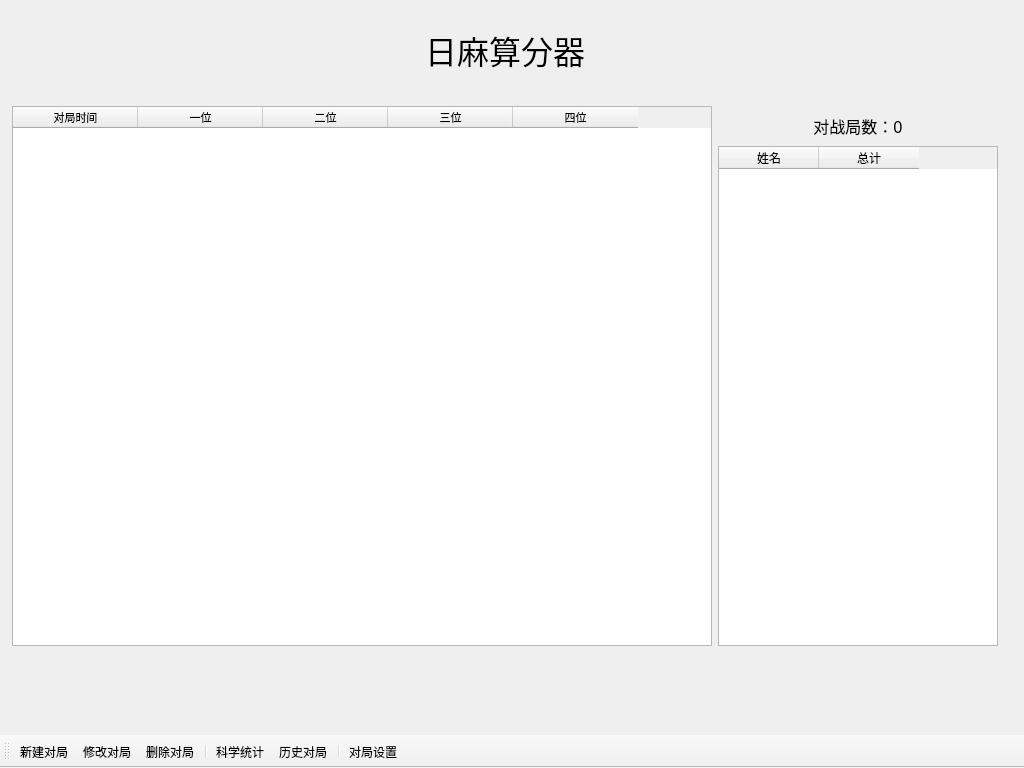
Qt form UI/mainwindow.ui (JikanHou/MajCalc) before a commit.
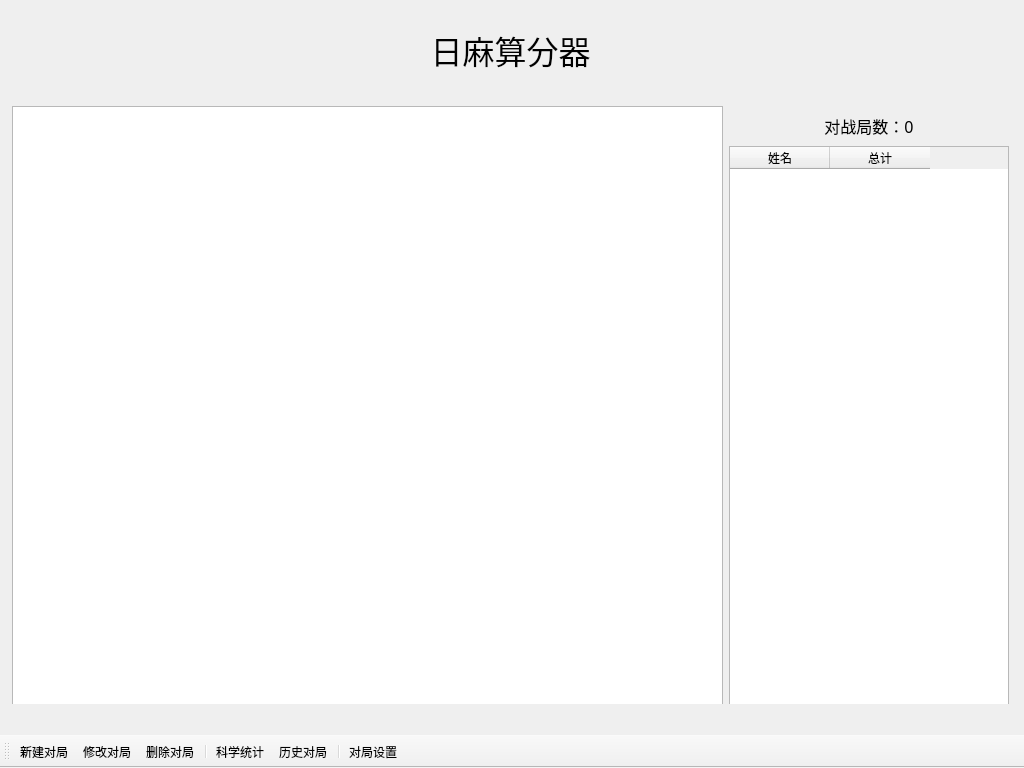
The same form after that commit. Icons and pictures are not drawn.

The edit to the form file:
```diff
--- a/UI/mainwindow.ui
+++ b/UI/mainwindow.ui
@@ -72,7 +72,7 @@
     </property>
     <layout class="QVBoxLayout" name="verticalLayout_9">
      <property name="sizeConstraint">
-      <enum>QLayout::SetFixedSize</enum>
+      <enum>QLayout::SetDefaultConstraint</enum>
      </property>
      <property name="leftMargin">
       <number>12</number>
@@ -118,117 +118,27 @@
       </widget>
      </item>
      <item>
-      <layout class="QHBoxLayout" name="horizontalLayout_3" stretch="0,0">
+      <layout class="QHBoxLayout" name="horizontalLayout_3" stretch="4,1">
        <property name="sizeConstraint">
         <enum>QLayout::SetDefaultConstraint</enum>
        </property>
        <item>
         <widget class="QTableWidget" name="pointTable">
-         <property name="enabled">
-          <bool>true</bool>
-         </property>
-         <property name="sizePolicy">
-          <sizepolicy hsizetype="Fixed" vsizetype="Expanding">
-           <horstretch>4</horstretch>
-           <verstretch>0</verstretch>
-          </sizepolicy>
-         </property>
-         <property name="minimumSize">
-          <size>
-           <width>700</width>
-           <height>0</height>
-          </size>
-         </property>
-         <property name="maximumSize">
-          <size>
-           <width>700</width>
-           <height>10000</height>
-          </size>
-         </property>
-         <property name="font">
-          <font>
-           <pointsize>8</pointsize>
-          </font>
-         </property>
          <property name="focusPolicy">
           <enum>Qt::NoFocus</enum>
          </property>
-         <property name="contextMenuPolicy">
-          <enum>Qt::NoContextMenu</enum>
-         </property>
-         <property name="verticalScrollBarPolicy">
-          <enum>Qt::ScrollBarAsNeeded</enum>
-         </property>
          <property name="horizontalScrollBarPolicy">
           <enum>Qt::ScrollBarAlwaysOff</enum>
          </property>
-         <property name="sizeAdjustPolicy">
-          <enum>QAbstractScrollArea::AdjustIgnored</enum>
-         </property>
          <property name="editTriggers">
           <set>QAbstractItemView::NoEditTriggers</set>
          </property>
          <property name="dragDropOverwriteMode">
           <bool>false</bool>
          </property>
-         <property name="selectionBehavior">
-          <enum>QAbstractItemView::SelectRows</enum>
-         </property>
-         <property name="sortingEnabled">
-          <bool>false</bool>
-         </property>
-         <property name="rowCount">
-          <number>0</number>
-         </property>
-         <property name="columnCount">
-          <number>5</number>
-         </property>
-         <attribute name="horizontalHeaderVisible">
-          <bool>true</bool>
-         </attribute>
-         <attribute name="horizontalHeaderCascadingSectionResizes">
-          <bool>false</bool>
-         </attribute>
-         <attribute name="horizontalHeaderMinimumSectionSize">
-          <number>125</number>
-         </attribute>
-         <attribute name="horizontalHeaderHighlightSections">
-          <bool>false</bool>
-         </attribute>
-         <attribute name="horizontalHeaderShowSortIndicator" stdset="0">
-          <bool>false</bool>
-         </attribute>
-         <attribute name="horizontalHeaderStretchLastSection">
-          <bool>false</bool>
-         </attribute>
          <attribute name="verticalHeaderVisible">
           <bool>false</bool>
          </attribute>
-         <column>
-          <property name="text">
-           <string>对局时间</string>
-          </property>
-         </column>
-         <column>
-          <property name="text">
-           <string>一位</string>
-          </property>
-         </column>
-         <column>
-          <property name="text">
-           <string>二位</string>
-          </property>
-         </column>
-         <column>
-          <property name="text">
-           <string>三位</string>
-          </property>
-         </column>
-         <column>
-          <property name="text">
-           <string>四位</string>
-          </property>
-         </column>
         </widget>
        </item>
        <item>
@@ -299,6 +209,9 @@
            <property name="contextMenuPolicy">
             <enum>Qt::NoContextMenu</enum>
            </property>
+           <property name="horizontalScrollBarPolicy">
+            <enum>Qt::ScrollBarAlwaysOff</enum>
+           </property>
            <property name="editTriggers">
             <set>QAbstractItemView::NoEditTriggers</set>
            </property>
```
Left out of the diff: 22 changed lines with no effect on the pictures.
